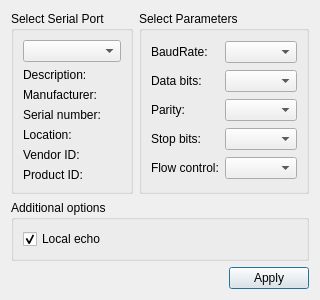
Qt form settingsdialog.ui (Matias2178/Sistema_Postventa) before a commit.
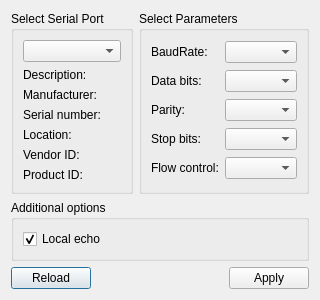
The same form after that commit.

What changed in the file:
```diff
--- a/settingsdialog.ui
+++ b/settingsdialog.ui
@@ -7,7 +7,7 @@
     <x>0</x>
     <y>0</y>
     <width>281</width>
-    <height>262</height>
+    <height>272</height>
    </rect>
   </property>
   <property name="windowTitle">
@@ -129,6 +129,13 @@
    </item>
    <item row="2" column="0" colspan="2">
     <layout class="QHBoxLayout" name="horizontalLayout">
+     <item>
+      <widget class="QPushButton" name="reloadButton">
+       <property name="text">
+        <string>Reload</string>
+       </property>
+      </widget>
+     </item>
      <item>
       <spacer name="horizontalSpacer">
        <property name="orientation">
```
